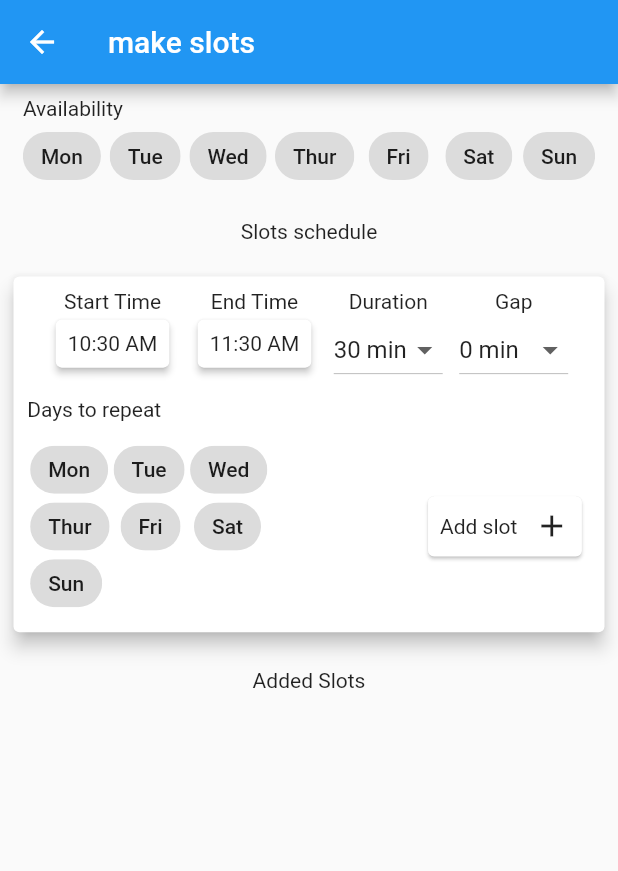
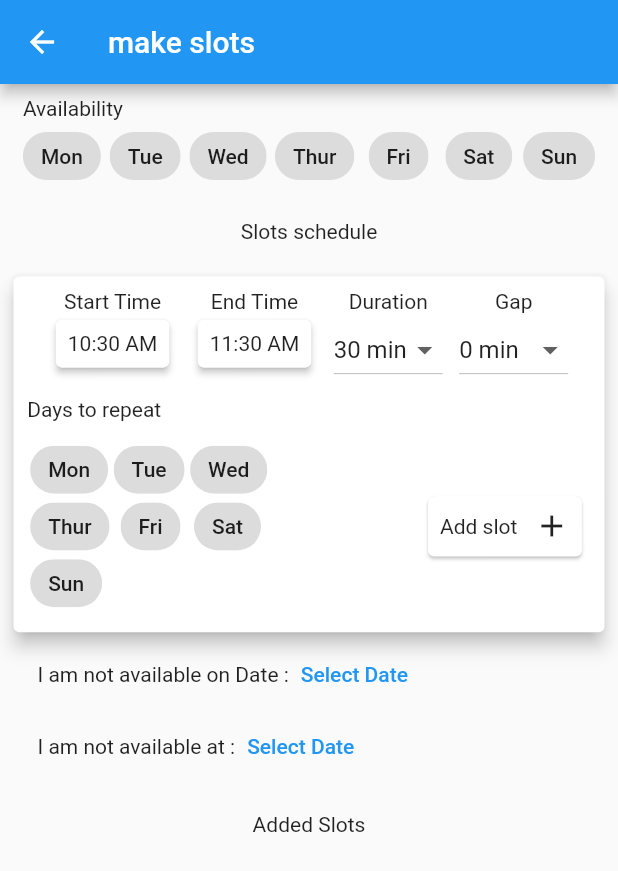
Before and after one commit to Noob-2-pro/slot_schedular_flutter, a Flutter app: the screen it shows after launch, after a tap on "Next page", on a phone screen of 412 x 824 dp. Shown: the top 871 px of the screen. Run offline on Flutter 3.47's test engine with Material 2 defaults, Android fonts, the light colour scheme and no system bars; our stand-ins replace flutter_datetime_picker, flutter_screenutil, syncfusion_flutter_datepicker.

Commit message:
feat: provider can select when not available

```diff
--- a/lib/slotSchedular.dart
+++ b/lib/slotSchedular.dart
@@ -1,4 +1,5 @@
 import 'package:flutter/material.dart';
+import 'package:flutter_datetime_picker/flutter_datetime_picker.dart';
 import 'package:flutter_screenutil/flutter_screenutil.dart';
 import 'components/durationGap.dart';
 import 'components/multiSelectChip.dart';
@@ -26,9 +27,13 @@ class _SlotSchedularState extends State<SlotSchedular> {
   TimeOfDay? endTime = TimeOfDay.now().replacing(hour: TimeOfDay.now().hour + 1);
   int duration = 30;
   int gap = 0;
+
+  // TODO : varibales to be available for user
   List selectedRepeatDays = [];
   List selectedDays = [];
   List finalSlots = [];
+  List notAvailableSlots = [];
+  List notAvaliableDate = [];
 
 // format of finalSlots = [startTime, endTime, duration, gap, selectedRepeatDays];
 
@@ -36,6 +41,18 @@ class _SlotSchedularState extends State<SlotSchedular> {
     pickedTime = await showTimePicker(context: context, initialTime: TimeOfDay.now());
     pickedTime ??= TimeOfDay.now();
     return pickedTime;
+  }
+
+  cleaner() {
+    DateTime yesterday = DateTime.now().subtract(const Duration(days: 1));
+    notAvaliableDate.removeWhere((element) => yesterday.compareTo(DateTime.parse(element)) == 1);
+    notAvailableSlots.removeWhere((element) => yesterday.compareTo(DateTime.parse(element)) == 1);
+  }
+
+  @override
+  void initState() {
+    super.initState();
+    cleaner();
   }
 
   @override
@@ -57,12 +74,66 @@ class _SlotSchedularState extends State<SlotSchedular> {
               height: 10.h,
             ),
             addTimings(),
+            nonAvailableDate(context),
+            Padding(
+              padding: const EdgeInsets.only(left: 20),
+              child: Column(
+                children: [
+                  Row(
+                    children: [
+                      const Text("I am not available at :"),
+                      TextButton(
+                          onPressed: () {
+                            DatePicker.showDateTimePicker(context,
+                                showTitleActions: true,
+                                minTime: DateTime.now(),
+                                maxTime: DateTime.now().add(const Duration(days: 180)), onChanged: (date) {
+                              print('change $date');
+                            }, onConfirm: (date) {
+                              setState(() {
+                                notAvailableSlots.add(date);
+                              });
+                            }, currentTime: DateTime.now());
+                          },
+                          child: Text(
+                            'Select Date',
+                            style: TextStyle(color: Colors.blue),
+                          )),
+                    ],
+                  ),
+                  Wrap(
+                    spacing: 10.w,
+                    children: List.generate(notAvailableSlots.length, (index) {
+                      DateTime dateTime = DateTime.parse(notAvailableSlots[index].toString());
+                      String text = dateTime.toString().split('.')[0];
+
+                      return InputChip(
+                        label: Text(text),
+                        onDeleted: () {
+                          setState(() {
+                            notAvailableSlots.remove(notAvaliableDate[index]);
+                          });
+                        },
+                      );
+                    }),
+                  )
+                ],
+              ),
+            ),
             SizedBox(
               height: 20.h,
             ),
             const Text("Added Slots"),
             Column(
-              children: availableSlots() ?? [Container()],
+              children: availableSlots() ??
+                  [
+                    const Center(
+                        child: Card(
+                            child: Padding(
+                      padding: EdgeInsets.all(10.0),
+                      child: Text("No slots created"),
+                    )))
+                  ],
             ),
           ]),
         ),
@@ -70,8 +141,57 @@ class _SlotSchedularState extends State<SlotSchedular> {
     );
   }
 
+  Padding nonAvailableDate(BuildContext context) {
+    return Padding(
+      padding: const EdgeInsets.only(left: 20),
+      child: Column(
+        children: [
+          Row(
+            children: [
+              Text("I am not available on Date :"),
+              TextButton(
+                  onPressed: () {
+                    DatePicker.showDatePicker(context,
+                        showTitleActions: true,
+                        minTime: DateTime.now(),
+                        maxTime: DateTime.now().add(Duration(days: 180)), onChanged: (date) {
+                      print('change $date');
+                    }, onConfirm: (date) {
+                      setState(() {
+                        notAvaliableDate.add(date);
+                      });
+                    }, currentTime: DateTime.now());
+                  },
+                  child: Text(
+                    'Select Date',
+                    style: TextStyle(color: Colors.blue),
+                  )),
+            ],
+          ),
+          Wrap(
+            spacing: 10.w,
+            children: List.generate(notAvaliableDate.length, (index) {
+              DateTime dateTime = DateTime.parse(notAvaliableDate[index].toString());
+              String text = dateTime.day.toString() + '/' + dateTime.month.toString() + '/' + dateTime.year.toString();
+              return InputChip(
+                label: Text(text),
+                onDeleted: () {
+                  print('dkjskdas');
+                  setState(() {
+                    notAvaliableDate.remove(notAvaliableDate[index]);
+                  });
+                },
+              );
+            }),
+          )
+        ],
+      ),
+    );
+  }
+
   availableSlots() {
     List<Widget> addedSlots = [];
+
     finalSlots.forEach((element) {
       TimeOfDay startTime1 = TimeOfDay(
           hour: int.parse(element[0].toString().split(':')[0]), minute: int.parse(element[0].toString().split(':')[1]));
@@ -325,14 +445,6 @@ class _SlotSchedularState extends State<SlotSchedular> {
       crossAxisAlignment: CrossAxisAlignment.start,
       children: [
         const Text("Availability"),
-        // chip(
-        //     text: canEdit ? 'save' : 'Edit',
-        //     color: canEdit ? Colors.blue.shade200 : Colors.yellow.shade300,
-        //     onPressed: () {
-        //       setState(() {
-        //         canEdit = !canEdit;
-        //       });
-        //     }),
         Wrap(
           spacing: 5.w,
           children: List.generate(
--- a/lib/slotinfo.dart
+++ b/lib/slotinfo.dart
@@ -24,9 +24,10 @@ class _SlotInfoState extends State<SlotInfo> {
   DateTime today = DateTime.now();
   DateTime bookingDateTime = DateTime.now();
   bool isBooked = false;
-
   List availableDays = [1, 2, 3, 4, 5, 6];
   List bookedSlots = ["2022-03-23 16:00:00.000", "2022-03-26 10:50:00.000", "2022-03-29 09:30:00.000"];
+  List notAvailableSlots = ["2022-03-22 09:30:00.000", "2022-03-28 10:10:00.000"];
+  List notAvaliableDate = ['2022-03-25 00:00:00.000'];
   List finalSlots = [
     [
       '16:0',
@@ -109,7 +110,7 @@ class _SlotInfoState extends State<SlotInfo> {
       hour += 12;
     }
     DateTime checkTime = DateTime(bookingDateTime.year, bookingDateTime.month, bookingDateTime.day, hour, min);
-    if (bookedSlots.contains(checkTime.toString())) {
+    if (bookedSlots.contains(checkTime.toString()) || notAvailableSlots.contains(checkTime.toString())) {
       isBooked = true;
     } else {
       isBooked = false;
@@ -124,6 +125,7 @@ class _SlotInfoState extends State<SlotInfo> {
     //TODO : fetch list of available days from provider model and store in availableDays variable
     // TODO : fetch list of final slots from provider model and store in finalSlots variable
     // TODO : fetch  list of booked slots
+    // TODO : notAvailableSlots from provider
     super.initState();
   }
 
@@ -147,7 +149,7 @@ class _SlotInfoState extends State<SlotInfo> {
           SizedBox(height: 25.h),
           Row(
             children: [
-              Padding(
+              const Padding(
                 padding: EdgeInsets.symmetric(horizontal: 20, vertical: 2),
                 child: Text(
                   "Choose your appointment date",
@@ -165,7 +167,7 @@ class _SlotInfoState extends State<SlotInfo> {
             ),
             onSelectionChanged: _onSelectionChanged,
             selectableDayPredicate: (DateTime dateTime) {
-              if (notAvailableDays.contains(dateTime.weekday)) {
+              if (notAvailableDays.contains(dateTime.weekday) || notAvaliableDate.contains(dateTime.toString())) {
                 return false;
               }
               return true;
--- a/pubspec.yaml
+++ b/pubspec.yaml
@@ -38,6 +38,7 @@ dependencies:
   multiselect: ^0.0.4
   intl: ^0.17.0
   syncfusion_flutter_datepicker: ^19.4.56
+  flutter_datetime_picker: ^1.5.1
 
 dev_dependencies:
   flutter_test:
```
Also changed, not shown: pubspec.lock, 11 other files.
